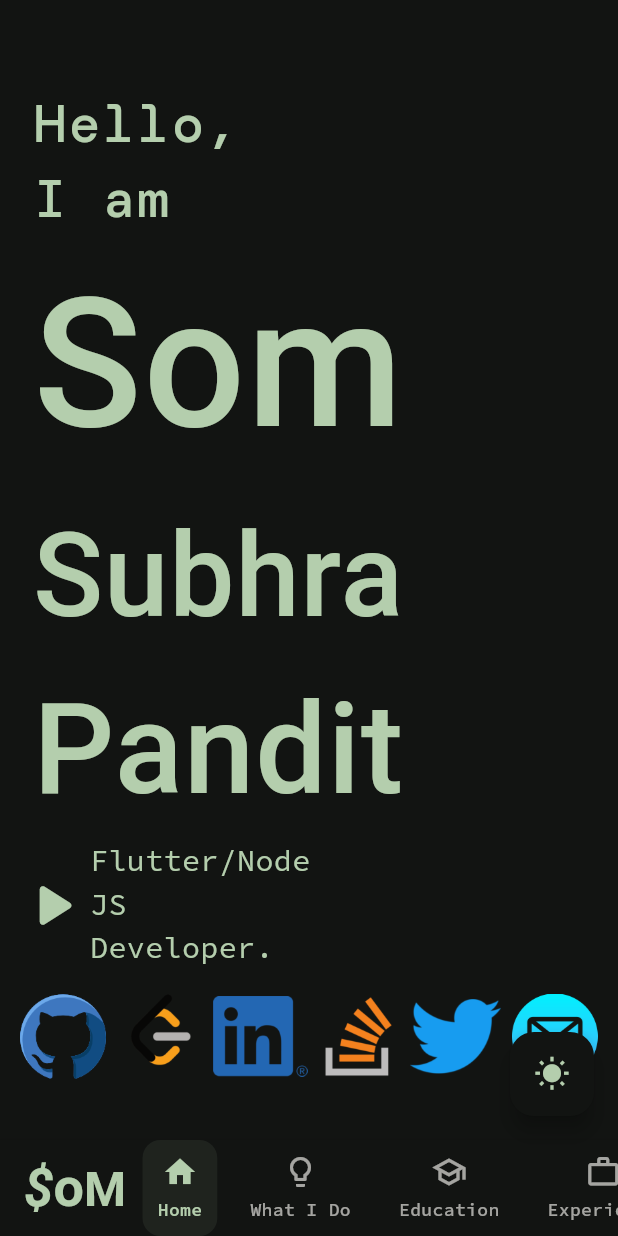
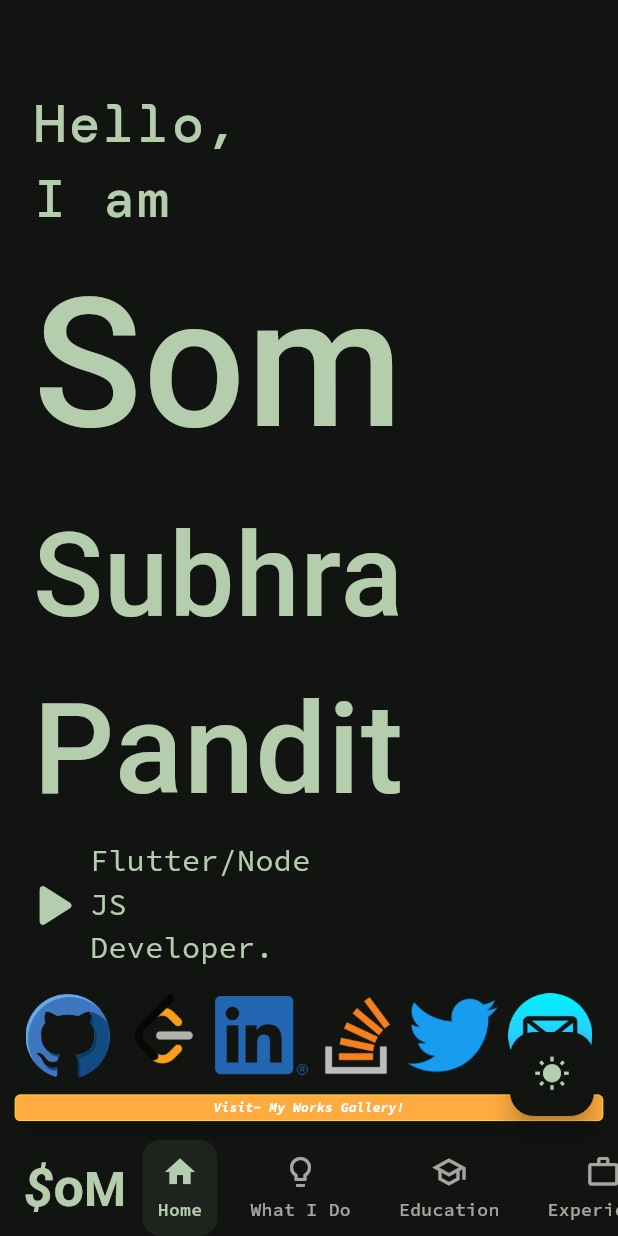
Before and after one commit to awes0m/awes0m.github.io, a Flutter app: the screen it shows after launch, on a phone screen of 412 x 824 dp. Run offline on Flutter 3.47's test engine with Material 3 defaults, Android fonts, the light colour scheme and no system bars; drawn by our look-alikes of scrollable_positioned_list; our stand-ins replace google_fonts, web; Roboto replaces fonts that are missing (Comforter); project files that could hold a hidden picture were left out.

Commit message:
Add link to Gallery, Update build

```diff
--- a/som_devprofile/lib/src/home/social_media_bar.dart
+++ b/som_devprofile/lib/src/home/social_media_bar.dart
@@ -25,7 +25,8 @@ class SocialMediaBar extends StatelessWidget {
         padding: EdgeInsets.only(top: height * 0.01),
         child: FittedBox(
           fit: BoxFit.cover,
-          child: Row(
+          child: Column(children: [
+            Row(
               children: List.generate(data.length, (int i) {
                 return IconButton(
                     iconSize: 20.0,
@@ -46,6 +47,34 @@ class SocialMediaBar extends StatelessWidget {
                     });
               }),
             ),
+            const SizedBox(height: 10),
+            ElevatedButton(
+                // make the button larger horizontally
+
+                style: ElevatedButton.styleFrom(
+                  // Set the width and height
+                  backgroundColor: Colors.orangeAccent,
+                  foregroundColor: Colors.white,
+                  shape: RoundedRectangleBorder(
+                    borderRadius: BorderRadius.circular(8.0),
+                    side: const BorderSide(color: Colors.yellow),
+                  ),
+                  //add animation to button
+                  elevation: 5,
+                  shadowColor: Colors.black54,
+                  animationDuration: const Duration(milliseconds: 300),
+                ),
+                onPressed: () =>
+                    {htmlOpenLink('https://awes0m.github.io/fortpolio/')},
+                child: const Text(
+                  '                       Visit- My Works Gallery!                       ',
+                  style: TextStyle(
+                      fontSize: 20,
+                      fontWeight: FontWeight.w700,
+                      fontFeatures: [FontFeature.enable('smcp')],
+                      fontStyle: FontStyle.italic),
+                )),
+          ]),
         ));
   }
 }
```
Also changed, not shown: 5 other files. Lines whose indentation alone changed are shown as unchanged.
